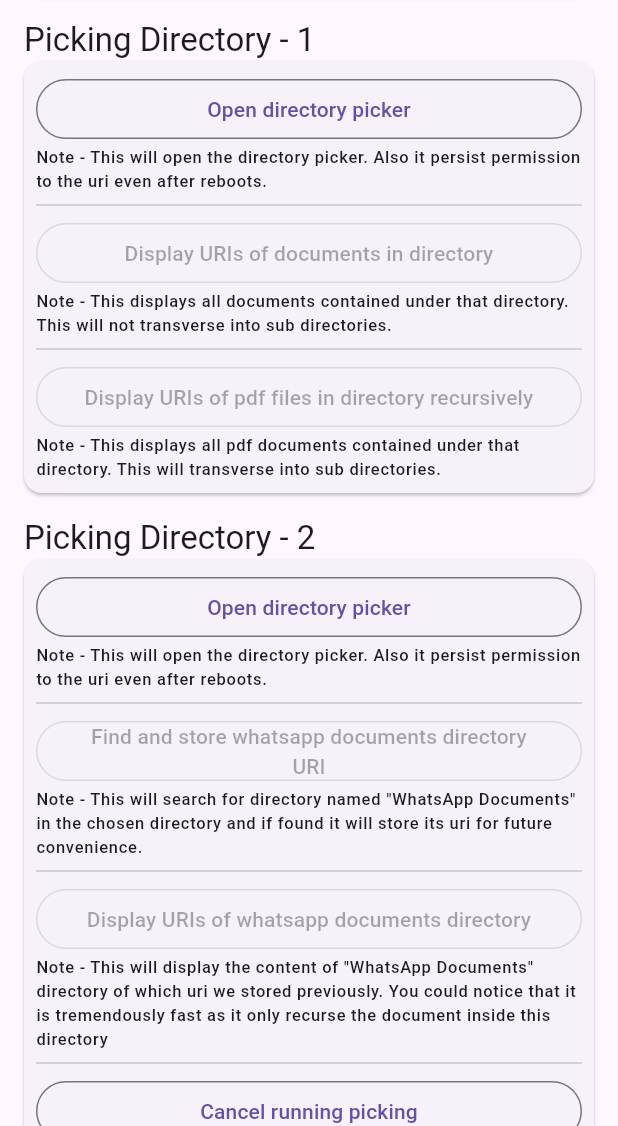
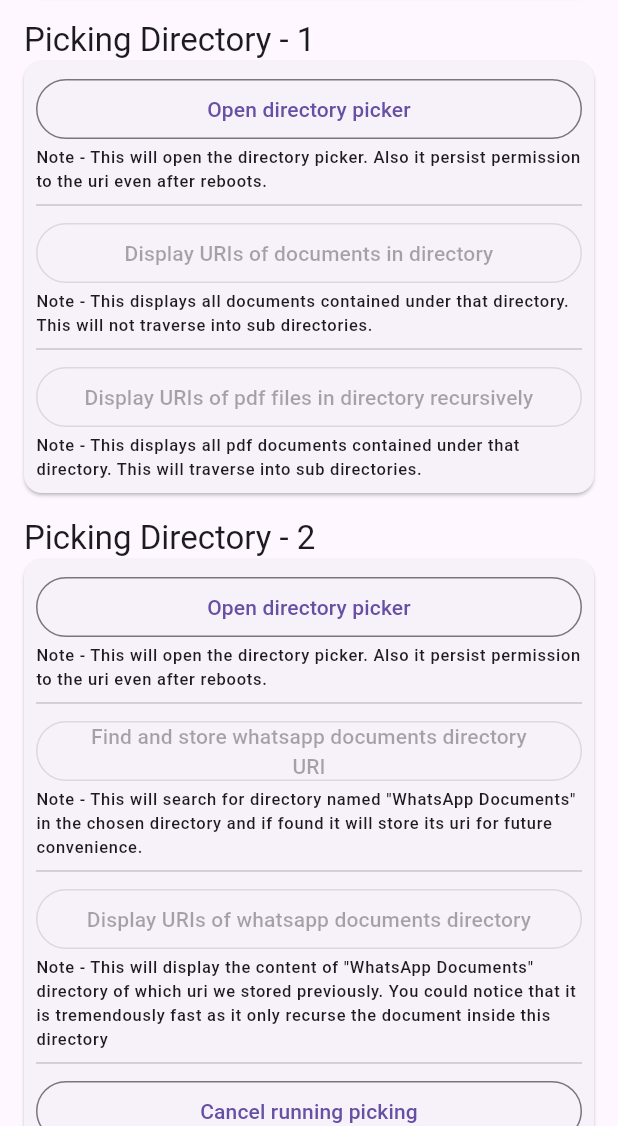
Before and after one commit to chaudharydeepanshu/pick_or_save, a Flutter app: the screen it shows after launch, scrolled down 1152 dp, on a phone screen of 412 x 824 dp, the part 110-1236 px from its top. Run offline on Flutter 3.47's test engine with Material 2 defaults, Android fonts, the phone set to English and light mode, and no system bars; our stand-ins replace plugin_platform_interface; key blocks and very long unbroken strings in the code were emptied for the run.

Commit message:
* Fixed typos in example. * Updated pub.dev version.

```diff
--- a/example/lib/main.dart
+++ b/example/lib/main.dart
@@ -621,7 +621,7 @@ class _MyHomePageState extends State<MyHomePage> {
                                   }
                                 }),
                       Text(
-                        "Note - This displays all documents contained under that directory. This will not transverse into sub directories.",
+                        "Note - This displays all documents contained under that directory. This will not traverse into sub directories.",
                         style: Theme.of(context).textTheme.labelSmall,
                       ),
                       const Divider(),
@@ -654,7 +654,7 @@ class _MyHomePageState extends State<MyHomePage> {
                                   }
                                 }),
                       Text(
-                        "Note - This displays all pdf documents contained under that directory. This will transverse into sub directories.",
+                        "Note - This displays all pdf documents contained under that directory. This will traverse into sub directories.",
                         style: Theme.of(context).textTheme.labelSmall,
                       ),
                     ],
--- a/pubspec.yaml
+++ b/pubspec.yaml
@@ -1,6 +1,6 @@
 name: pick_or_save
 description: A Flutter file picking and saving package that enables you to pick or save a single file and multiple files.
-version: 2.2.3
+version: 2.2.4
 homepage: https://github.com/chaudharydeepanshu/pick_or_save
 repository: https://github.com/chaudharydeepanshu/pick_or_save
 issue_tracker: https://github.com/chaudharydeepanshu/pick_or_save/issues
```
Also changed, not shown: example/pubspec.lock, 1 other file.
